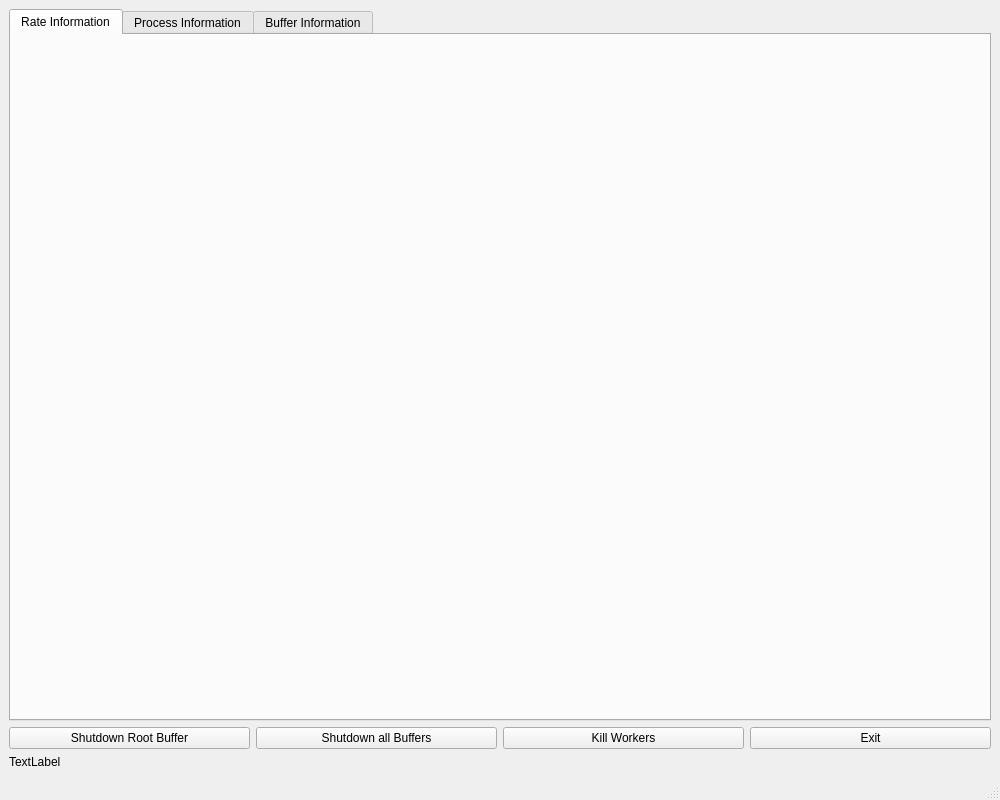
First picture: the form in mimocorb2/gui.ui, repository JulianBaader/mimoCoRB2, before the edit.
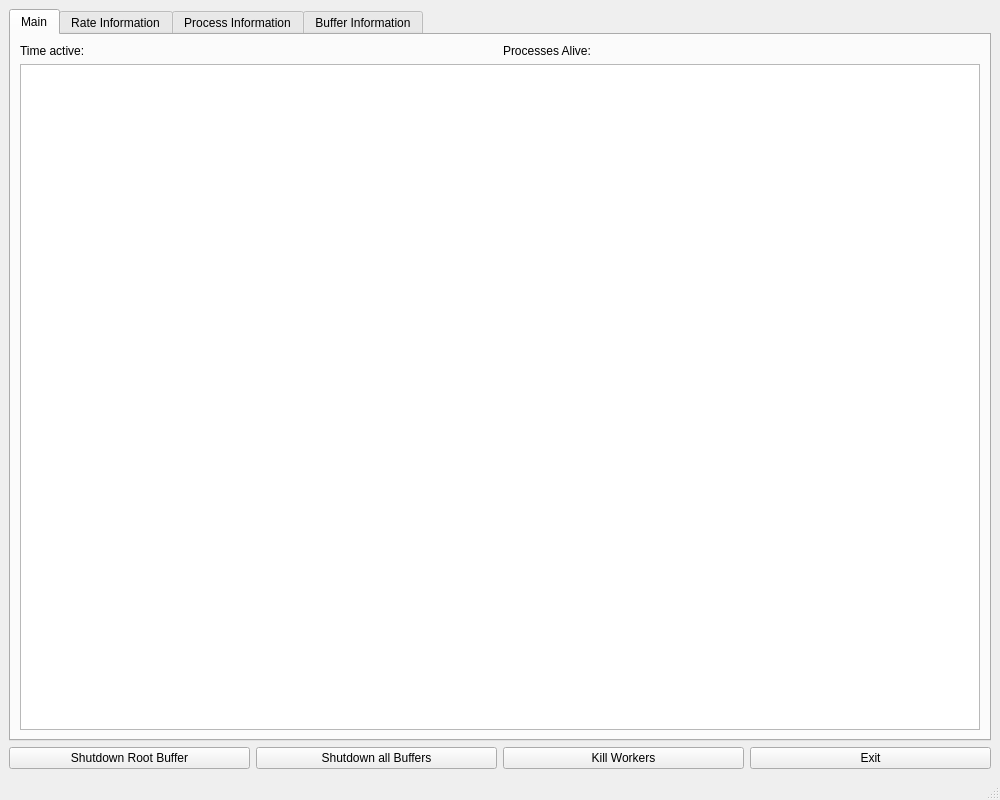
Second picture: the form after the edit. The open tabs and pages were chosen to show the change.

```diff
--- a/mimocorb2/gui.ui
+++ b/mimocorb2/gui.ui
@@ -26,6 +26,38 @@
       <property name="tabsClosable">
        <bool>false</bool>
       </property>
+      <widget class="QWidget" name="main_tab">
+       <attribute name="title">
+        <string>Main</string>
+       </attribute>
+       <layout class="QVBoxLayout" name="verticalLayout_2">
+        <item>
+         <layout class="QVBoxLayout" name="verticalLayout_3">
+          <item>
+           <layout class="QHBoxLayout" name="horizontalLayout_2">
+            <item>
+             <widget class="QLabel" name="time_active">
+              <property name="text">
+               <string>Time active: </string>
+              </property>
+             </widget>
+            </item>
+            <item>
+             <widget class="QLabel" name="processes_alive">
+              <property name="text">
+               <string>Processes Alive:</string>
+              </property>
+             </widget>
+            </item>
+           </layout>
+          </item>
+          <item>
+           <widget class="QTableWidget" name="main_table"/>
+          </item>
+         </layout>
+        </item>
+       </layout>
+      </widget>
       <widget class="QWidget" name="rate_tab">
        <attribute name="title">
         <string>Rate Information</string>
@@ -90,13 +122,6 @@
       </item>
      </layout>
     </item>
-    <item>
-     <widget class="QLabel" name="label">
-      <property name="text">
-       <string>TextLabel</string>
-      </property>
-     </widget>
-    </item>
    </layout>
   </widget>
   <widget class="QMenuBar" name="menubar">
```
